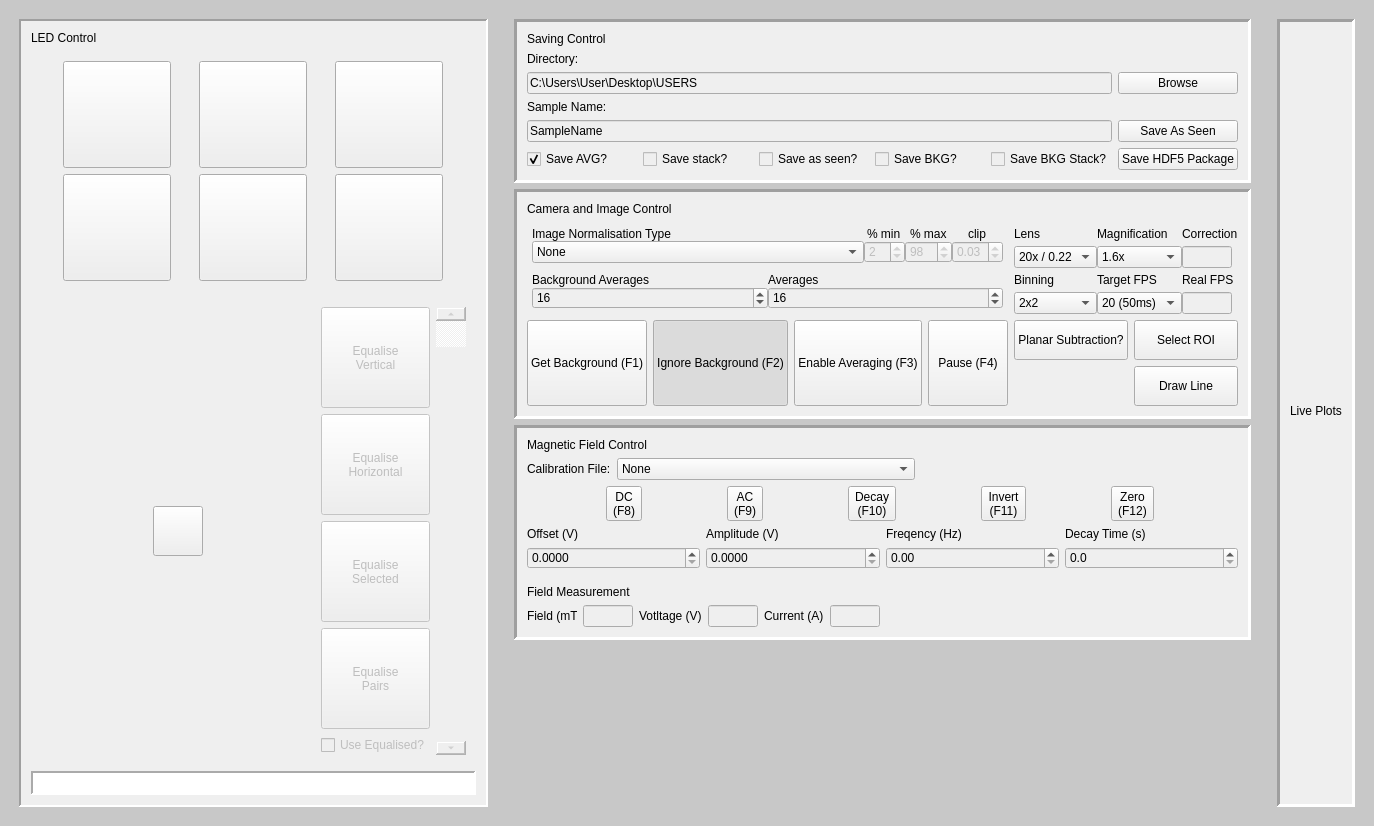
Before: the Qt Designer form res/ArtieLab.ui in artiepoole/SpintronicsMOKE, drawn with Qt 5.
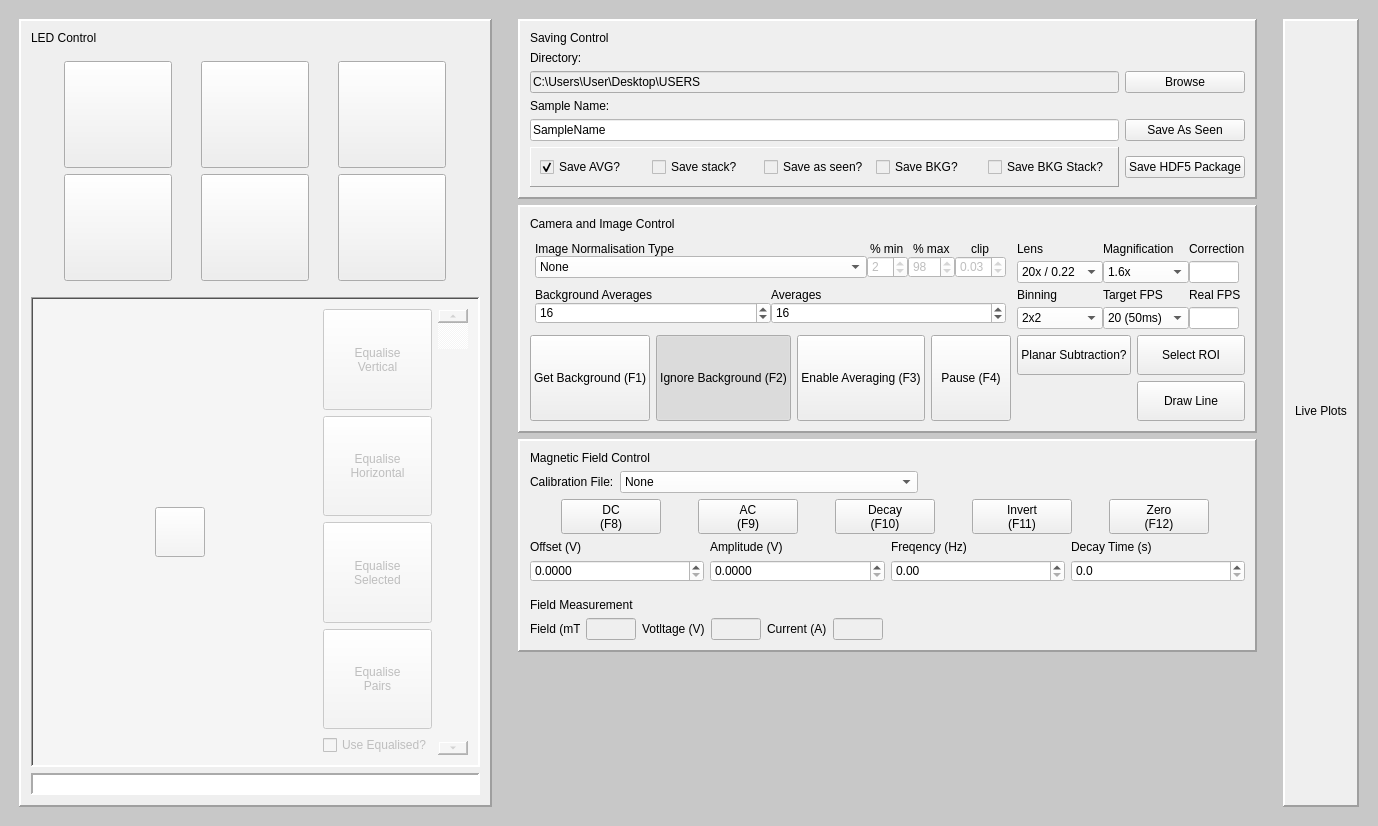
After: the same form once the commit is applied. Icons and pictures are not drawn.

Commit message: Adding logging_layout to GUI

Diff of the .ui file:
```diff
--- a/res/ArtieLab.ui
+++ b/res/ArtieLab.ui
@@ -6,7 +6,7 @@
    <rect>
     <x>0</x>
     <y>0</y>
-    <width>1368</width>
+    <width>1378</width>
     <height>826</height>
    </rect>
   </property>
@@ -47,12 +47,12 @@
          <enum>QFrame::Panel</enum>
         </property>
         <property name="frameShadow">
-         <enum>QFrame::Sunken</enum>
+         <enum>QFrame::Raised</enum>
         </property>
         <property name="lineWidth">
          <number>2</number>
         </property>
-        <layout class="QGridLayout" name="layout_logging_4" rowstretch="1,0,0,0,0">
+        <layout class="QGridLayout" name="LEDCONTROL" rowstretch="1,0,0,0,0">
          <property name="leftMargin">
           <number>10</number>
          </property>
@@ -65,6 +65,19 @@
          <property name="bottomMargin">
           <number>10</number>
          </property>
+         <item row="0" column="0">
+          <widget class="QLabel" name="label_15">
+           <property name="sizePolicy">
+            <sizepolicy hsizetype="Fixed" vsizetype="Fixed">
+             <horstretch>0</horstretch>
+             <verstretch>0</verstretch>
+            </sizepolicy>
+           </property>
+           <property name="text">
+            <string>LED Control</string>
+           </property>
+          </widget>
+         </item>
          <item row="1" column="0">
           <layout class="QGridLayout" name="MODEGRID">
            <property name="leftMargin">
@@ -247,6 +260,19 @@
           </layout>
          </item>
          <item row="3" column="0">
+          <widget class="QFrame" name="BUTTONFRAME">
+           <property name="styleSheet">
+            <string notr="true">background-color: rgb(245,245,245)</string>
+           </property>
+           <property name="frameShape">
+            <enum>QFrame::WinPanel</enum>
+           </property>
+           <property name="frameShadow">
+            <enum>QFrame::Sunken</enum>
+           </property>
+           <property name="lineWidth">
+            <number>2</number>
+           </property>
           <layout class="QHBoxLayout" name="LEDSELECTORLAYOUT">
            <property name="leftMargin">
             <number>10</number>
@@ -315,7 +341,7 @@
                 </size>
                </property>
                <property name="styleSheet">
-                <string notr="true">background-color: rgba(255, 255, 255, 0); 
+                 <string notr="true">background-color: rgba(255, 255, 255, 0);
 border:  none;</string>
                </property>
                <property name="text">
@@ -361,7 +387,7 @@
                 </size>
                </property>
                <property name="styleSheet">
-                <string notr="true">background-color: rgba(255, 255, 255, 0); 
+                 <string notr="true">background-color: rgba(255, 255, 255, 0);
 border:  none;</string>
                </property>
                <property name="text">
@@ -401,7 +427,7 @@
                 </size>
                </property>
                <property name="styleSheet">
-                <string notr="true">background-color: rgba(255, 255, 255, 0); 
+                 <string notr="true">background-color: rgba(255, 255, 255, 0);
 border:  none;</string>
                </property>
                <property name="text">
@@ -447,7 +473,7 @@
                 </size>
                </property>
                <property name="styleSheet">
-                <string notr="true">background-color: rgba(255, 255, 255, 0); 
+                 <string notr="true">background-color: rgba(255, 255, 255, 0);
 border:  none;</string>
                </property>
                <property name="text">
@@ -493,7 +519,7 @@
                 </size>
                </property>
                <property name="styleSheet">
-                <string notr="true">background-color: rgba(255, 255, 255, 0); 
+                 <string notr="true">background-color: rgba(255, 255, 255, 0);
 border:  none;</string>
                </property>
                <property name="text">
@@ -539,7 +565,7 @@
                 </size>
                </property>
                <property name="styleSheet">
-                <string notr="true">background-color: rgba(255, 255, 255, 0); 
+                 <string notr="true">background-color: rgba(255, 255, 255, 0);
 border:  none;</string>
                </property>
                <property name="text">
@@ -585,7 +611,7 @@
                 </size>
                </property>
                <property name="styleSheet">
-                <string notr="true">background-color: rgba(255, 255, 255, 0); 
+                 <string notr="true">background-color: rgba(255, 255, 255, 0);
 border:  none;</string>
                </property>
                <property name="text">
@@ -657,7 +683,7 @@
                 </size>
                </property>
                <property name="styleSheet">
-                <string notr="true">background-color: rgba(255, 255, 255, 0); 
+                 <string notr="true">background-color: rgba(255, 255, 255, 0);
 border:  none;</string>
                </property>
                <property name="text">
@@ -803,24 +829,15 @@
             </widget>
            </item>
           </layout>
-         </item>
-         <item row="0" column="0">
-          <widget class="QLabel" name="label_15">
-           <property name="sizePolicy">
-            <sizepolicy hsizetype="Fixed" vsizetype="Fixed">
-             <horstretch>0</horstretch>
-             <verstretch>0</verstretch>
-            </sizepolicy>
-           </property>
-           <property name="text">
-            <string>LED Control</string>
-           </property>
           </widget>
          </item>
          <item row="4" column="0">
           <widget class="QFrame" name="FRAME_LOGGING">
+           <property name="autoFillBackground">
+            <bool>false</bool>
+           </property>
            <property name="styleSheet">
-            <string notr="true">background-color:rgb(255,255,255)</string>
+            <string notr="true">background-color: rgb(255,255,255)</string>
            </property>
            <property name="frameShape">
             <enum>QFrame::Panel</enum>
@@ -831,20 +848,7 @@
            <property name="lineWidth">
             <number>2</number>
            </property>
-           <layout class="QVBoxLayout" name="layout_logging">
-            <property name="leftMargin">
-             <number>10</number>
-            </property>
-            <property name="topMargin">
-             <number>10</number>
-            </property>
-            <property name="rightMargin">
-             <number>10</number>
-            </property>
-            <property name="bottomMargin">
-             <number>10</number>
-            </property>
-           </layout>
+           <layout class="QGridLayout" name="layout_logging"/>
           </widget>
          </item>
         </layout>
@@ -875,10 +879,10 @@
          <enum>QFrame::Panel</enum>
         </property>
         <property name="frameShadow">
-         <enum>QFrame::Sunken</enum>
+         <enum>QFrame::Raised</enum>
         </property>
         <property name="lineWidth">
-         <number>3</number>
+         <number>2</number>
         </property>
         <layout class="QGridLayout" name="FILEGRID">
          <property name="leftMargin">
@@ -909,6 +913,9 @@
          </item>
          <item row="4" column="0">
           <widget class="QLineEdit" name="line_prefix">
+           <property name="styleSheet">
+            <string notr="true">background-color: rgb(255,255,255)</string>
+           </property>
            <property name="text">
             <string>SampleName</string>
            </property>
@@ -929,9 +936,52 @@
            <property name="text">
             <string>Browse</string>
            </property>
+           <property name="icon">
+            <iconset>
+             <normaloff>icons/Folder.png</normaloff>icons/Folder.png</iconset>
+           </property>
+          </widget>
+         </item>
+         <item row="4" column="1">
+          <widget class="QPushButton" name="button_save_single">
+           <property name="text">
+            <string>Save As Seen</string>
+           </property>
+           <property name="icon">
+            <iconset>
+             <normaloff>icons/saveicon.png</normaloff>icons/saveicon.png</iconset>
+           </property>
+          </widget>
+         </item>
+         <item row="5" column="1">
+          <widget class="QPushButton" name="button_save_package">
+           <property name="text">
+            <string>Save HDF5 Package</string>
+           </property>
+           <property name="icon">
+            <iconset>
+             <normaloff>icons/saveicon.png</normaloff>icons/saveicon.png</iconset>
+           </property>
+          </widget>
+         </item>
+         <item row="0" column="0">
+          <widget class="QLabel" name="label_12">
+           <property name="text">
+            <string>Saving Control</string>
+           </property>
           </widget>
          </item>
          <item row="5" column="0">
+          <widget class="QFrame" name="frame">
+           <property name="frameShape">
+            <enum>QFrame::Panel</enum>
+           </property>
+           <property name="frameShadow">
+            <enum>QFrame::Raised</enum>
+           </property>
+           <property name="lineWidth">
+            <number>1</number>
+           </property>
           <layout class="QHBoxLayout" name="horizontalLayout_2">
            <item>
             <widget class="QCheckBox" name="check_save_avg">
@@ -972,26 +1022,6 @@
             </widget>
            </item>
           </layout>
-         </item>
-         <item row="4" column="1">
-          <widget class="QPushButton" name="button_save_single">
-           <property name="text">
-            <string>Save As Seen</string>
-           </property>
-          </widget>
-         </item>
-         <item row="5" column="1">
-          <widget class="QPushButton" name="button_save_package">
-           <property name="text">
-            <string>Save HDF5 Package</string>
-           </property>
-          </widget>
-         </item>
-         <item row="0" column="0">
-          <widget class="QLabel" name="label_12">
-           <property name="text">
-            <string>Saving Control</string>
-           </property>
           </widget>
          </item>
         </layout>
@@ -1006,12 +1036,12 @@
          <enum>QFrame::Panel</enum>
         </property>
         <property name="frameShadow">
-         <enum>QFrame::Sunken</enum>
+         <enum>QFrame::Raised</enum>
         </property>
         <property name="lineWidth">
-         <number>3</number>
+         <number>2</number>
         </property>
-        <layout class="QGridLayout" name="layout_logging_3">
+        <layout class="QGridLayout" name="CAMERAPARENTGRID">
          <property name="leftMargin">
           <number>10</number>
          </property>
@@ -1197,6 +1227,9 @@
              </property>
              <item row="1" column="1">
               <widget class="QSpinBox" name="spin_foreground_averages">
+               <property name="styleSheet">
+                <string notr="true">background-color: rgb(255,255,255)</string>
+               </property>
                <property name="minimum">
                 <number>1</number>
                </property>
@@ -1220,6 +1253,9 @@
              </item>
              <item row="1" column="0">
               <widget class="QSpinBox" name="spin_background_averages">
+               <property name="styleSheet">
+                <string notr="true">QWidget{background-color: rgb(255,255,255)}</string>
+               </property>
                <property name="minimum">
                 <number>1</number>
                </property>
@@ -1256,6 +1292,11 @@
              </property>
              <item row="1" column="0">
               <widget class="QComboBox" name="combo_normalisation_selector">
+               <property name="styleSheet">
+                <string notr="true">QComboBox{color: rgb(0,0,0)}
+
+QWidget{background-color: rgb(255,255,255)}</string>
+               </property>
                <property name="currentText">
                 <string>None</string>
                </property>
@@ -1295,6 +1336,9 @@
                  <verstretch>0</verstretch>
                 </sizepolicy>
                </property>
+               <property name="styleSheet">
+                <string notr="true">background-color: rgb(255,255,255)</string>
+               </property>
                <property name="value">
                 <number>2</number>
                </property>
@@ -1311,6 +1355,9 @@
                  <verstretch>0</verstretch>
                 </sizepolicy>
                </property>
+               <property name="styleSheet">
+                <string notr="true">background-color: rgb(255,255,255)</string>
+               </property>
                <property name="minimum">
                 <number>1</number>
                </property>
@@ -1333,6 +1380,9 @@
                  <verstretch>0</verstretch>
                 </sizepolicy>
                </property>
+               <property name="styleSheet">
+                <string notr="true">background-color: rgb(255,255,255)</string>
+               </property>
                <property name="maximum">
                 <double>1.000000000000000</double>
                </property>
@@ -1403,6 +1453,11 @@
              </property>
              <item row="1" column="1">
               <widget class="QComboBox" name="combo_magnification">
+               <property name="styleSheet">
+                <string notr="true">QComboBox{color: rgb(0,0,0)}
+
+QWidget{background-color: rgb(255,255,255)}</string>
+               </property>
                <item>
                 <property name="text">
                  <string>1.6x</string>
@@ -1448,6 +1503,11 @@
              </item>
              <item row="1" column="0">
               <widget class="QComboBox" name="combo_lens">
+               <property name="styleSheet">
+                <string notr="true">QComboBox{color: rgb(0,0,0)}
+
+QWidget{background-color: rgb(255,255,255)}</string>
+               </property>
                <item>
                 <property name="text">
                  <string>20x / 0.22</string>
@@ -1508,6 +1568,9 @@
                  <height>16777215</height>
                 </size>
                </property>
+               <property name="styleSheet">
+                <string notr="true">background-color: rgb(255,255,255)</string>
+               </property>
               </widget>
              </item>
              <item row="2" column="0">
@@ -1525,6 +1588,11 @@
              </item>
              <item row="3" column="0">
               <widget class="QComboBox" name="combo_binning">
+               <property name="styleSheet">
+                <string notr="true">QComboBox{color: rgb(0,0,0)}
+
+QWidget{background-color: rgb(255,255,255)}</string>
+               </property>
                <property name="currentIndex">
                 <number>1</number>
                </property>
@@ -1560,6 +1628,11 @@
              </item>
              <item row="3" column="1">
               <widget class="QComboBox" name="combo_targetfps">
+               <property name="styleSheet">
+                <string notr="true">QComboBox{color: rgb(0,0,0)}
+
+QWidget{background-color: rgb(255,255,255)}</string>
+               </property>
                <item>
                 <property name="text">
                  <string>20 (50ms)</string>
@@ -1605,6 +1678,9 @@
                  <height>16777215</height>
                 </size>
                </property>
+               <property name="styleSheet">
+                <string notr="true">background-color: rgb(255,255,255)</string>
+               </property>
                <property name="readOnly">
                 <bool>true</bool>
                </property>
@@ -1676,10 +1752,10 @@
          <enum>QFrame::Panel</enum>
         </property>
         <property name="frameShadow">
-         <enum>QFrame::Sunken</enum>
+         <enum>QFrame::Raised</enum>
         </property>
         <property name="lineWidth">
-         <number>3</number>
+         <number>2</number>
         </property>
         <layout class="QGridLayout" name="MAGNETICFIELDOUTERLAYOUT">
          <property name="leftMargin">
@@ -1703,6 +1779,12 @@
             <layout class="QHBoxLayout" name="MAGBUTTONHORZ">
              <item>
               <widget class="QToolButton" name="toolButton">
+               <property name="minimumSize">
+                <size>
+                 <width>100</width>
+                 <height>0</height>
+                </size>
+               </property>
                <property name="text">
                 <string>DC
 (F8)</string>
@@ -1711,6 +1793,12 @@
              </item>
              <item>
               <widget class="QToolButton" name="toolButton_2">
+               <property name="minimumSize">
+                <size>
+                 <width>100</width>
+                 <height>0</height>
+                </size>
+               </property>
                <property name="text">
                 <string>AC
 (F9)</string>
@@ -1719,6 +1807,12 @@
              </item>
              <item>
               <widget class="QToolButton" name="toolButton_3">
+               <property name="minimumSize">
+                <size>
+                 <width>100</width>
+                 <height>0</height>
+                </size>
+               </property>
                <property name="text">
                 <string>Decay
 (F10)</string>
@@ -1727,6 +1821,12 @@
              </item>
              <item>
               <widget class="QToolButton" name="toolButton_5">
+               <property name="minimumSize">
+                <size>
+                 <width>100</width>
+                 <height>0</height>
+                </size>
+               </property>
                <property name="text">
                 <string>Invert
 (F11)</string>
@@ -1735,6 +1835,12 @@
              </item>
              <item>
               <widget class="QToolButton" name="toolButton_4">
+               <property name="minimumSize">
+                <size>
+                 <width>100</width>
+                 <height>0</height>
+                </size>
+               </property>
                <property name="text">
                 <string>Zero
 (F12)</string>
@@ -1747,6 +1853,9 @@
             <layout class="QGridLayout" name="MAGSPINFORM">
              <item row="1" column="0">
               <widget class="QDoubleSpinBox" name="spin_mag_offset">
+               <property name="styleSheet">
+                <string notr="true">QWidget{background-color: rgb(255,255,255)}</string>
+               </property>
                <property name="decimals">
                 <number>4</number>
                </property>
@@ -1760,6 +1869,9 @@
              </item>
              <item row="1" column="2">
               <widget class="QDoubleSpinBox" name="spin_mag_Freq">
+               <property name="styleSheet">
+                <string notr="true">QWidget{background-color: rgb(255,255,255)}</string>
+               </property>
                <property name="decimals">
                 <number>2</number>
                </property>
@@ -1773,6 +1885,9 @@
              </item>
              <item row="1" column="1">
               <widget class="QDoubleSpinBox" name="spin_mag_amplitude">
+               <property name="styleSheet">
+                <string notr="true">QWidget{background-color: rgb(255,255,255)}</string>
+               </property>
                <property name="decimals">
                 <number>4</number>
                </property>
@@ -1784,16 +1899,6 @@
                </property>
               </widget>
              </item>
-             <item row="1" column="3">
-              <widget class="QDoubleSpinBox" name="spin_mag_decay">
-               <property name="decimals">
-                <number>1</number>
-               </property>
-               <property name="maximum">
-                <double>1000.000000000000000</double>
-               </property>
-              </widget>
-             </item>
              <item row="0" column="0">
               <widget class="QLabel" name="label_3">
                <property name="text">
@@ -1801,6 +1906,19 @@
                </property>
               </widget>
              </item>
+             <item row="1" column="3">
+              <widget class="QDoubleSpinBox" name="spin_mag_decay">
+               <property name="styleSheet">
+                <string notr="true">QWidget{background-color: rgb(255,255,255)}</string>
+               </property>
+               <property name="decimals">
+                <number>1</number>
+               </property>
+               <property name="maximum">
+                <double>1000.000000000000000</double>
+               </property>
+              </widget>
+             </item>
              <item row="0" column="1">
               <widget class="QLabel" name="label_4">
                <property name="text">
@@ -1861,6 +1979,11 @@
                <height>25</height>
               </size>
              </property>
+             <property name="styleSheet">
+              <string notr="true">QComboBox{color: rgb(0,0,0)}
+
+QWidget{background-color: rgb(255,255,255)}</string>
+             </property>
              <item>
               <property name="text">
                <string>None</string>
@@ -1985,6 +2108,12 @@
                  <height>16777215</height>
                 </size>
                </property>
+               <property name="baseSize">
+                <size>
+                 <width>0</width>
+                 <height>5</height>
+                </size>
+               </property>
                <property name="readOnly">
                 <bool>true</bool>
                </property>
@@ -2011,6 +2140,12 @@
                  <height>16777215</height>
                 </size>
                </property>
+               <property name="baseSize">
+                <size>
+                 <width>0</width>
+                 <height>5</height>
+                </size>
+               </property>
                <property name="readOnly">
                 <bool>true</bool>
                </property>
@@ -2037,6 +2172,12 @@
                  <height>16777215</height>
                 </size>
                </property>
+               <property name="baseSize">
+                <size>
+                 <width>0</width>
+                 <height>5</height>
+                </size>
+               </property>
                <property name="readOnly">
                 <bool>true</bool>
                </property>
@@ -2100,10 +2241,10 @@
          <enum>QFrame::Panel</enum>
         </property>
         <property name="frameShadow">
-         <enum>QFrame::Sunken</enum>
+         <enum>QFrame::Raised</enum>
         </property>
         <property name="lineWidth">
-         <number>3</number>
+         <number>2</number>
         </property>
         <layout class="QGridLayout" name="PLOTGRID">
          <property name="sizeConstraint">
```
Lines whose indentation alone changed are shown as unchanged. The commit also changes 1 other file.
